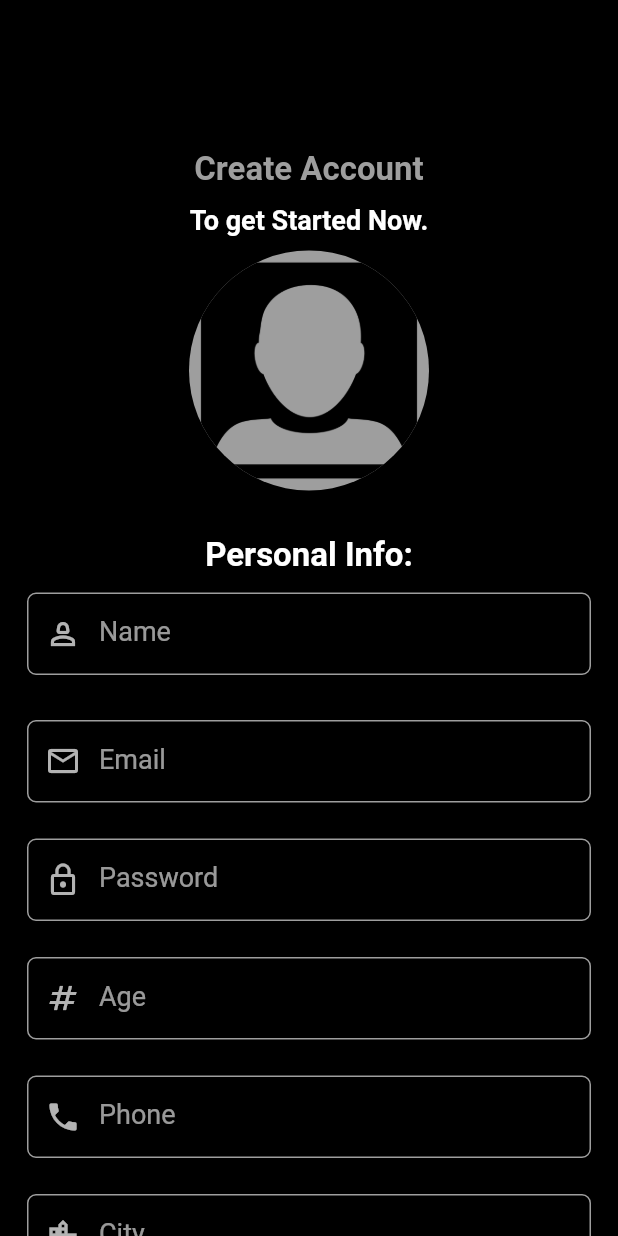
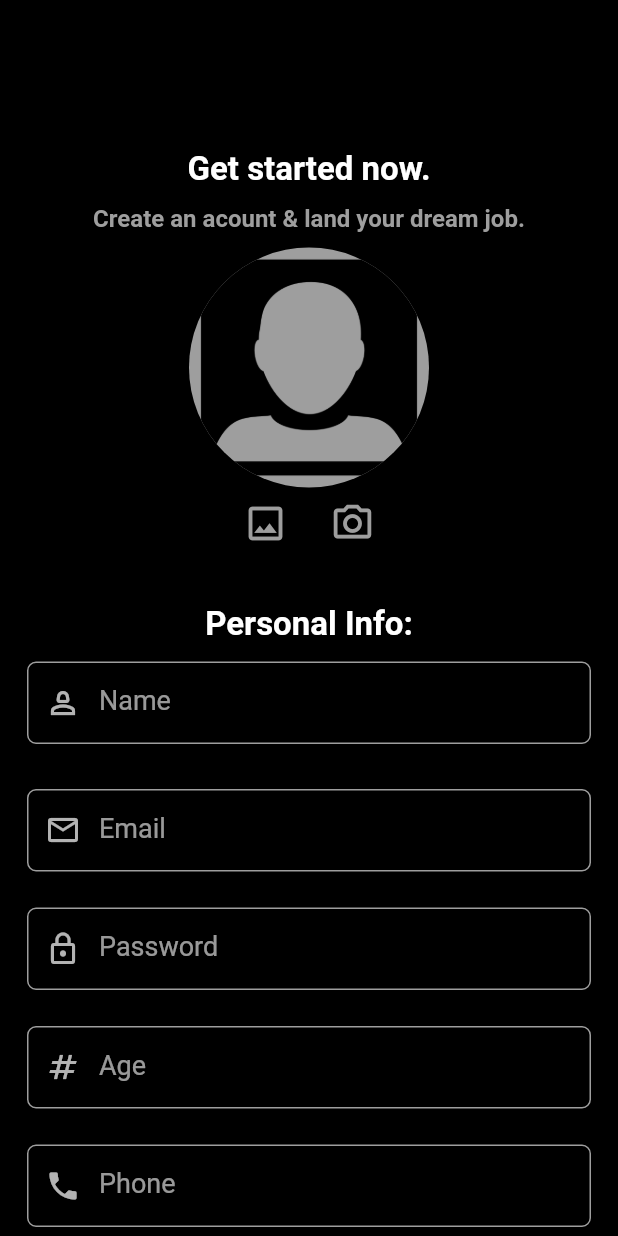
Before and after one commit to aflores2002/flutter_app, a Flutter app: the screen it shows after launch, after a tap on "Register Here", on a phone screen of 412 x 824 dp. Run offline on Flutter 3.47's test engine with Material 2 defaults, Android fonts, the phone set to English and light mode, and no system bars; our stand-ins replace get, image_picker.

Commit message:
End of Friday Update

```diff
--- a/lib/authenticationScreen/login_screen.dart
+++ b/lib/authenticationScreen/login_screen.dart
@@ -168,7 +168,7 @@ class _LoginScreenState extends State<LoginScreen> {
 
               // space
               const SizedBox(
-                height: 16,
+                height: 30,
               ),
             ],
           ),
--- a/lib/authenticationScreen/registration_screen.dart
+++ b/lib/authenticationScreen/registration_screen.dart
@@ -1,4 +1,6 @@
 import 'package:flutter/material.dart';
+import 'package:flutter_app/controllers/authentication_controller.dart';
+import 'package:get/get.dart';
 
 import '../widgets/custom_text_field_widget.dart';
 
@@ -37,6 +39,9 @@ class _RegistrationScreenState extends State<RegistrationScreen> {
   TextEditingController interestsTextEditingController =
       TextEditingController();
 
+  bool showLoadingBar = false;
+  var authenticationController = AuthenticationController.authController;
+
   @override
   Widget build(BuildContext context) {
     return Scaffold(
@@ -50,10 +55,10 @@ class _RegistrationScreenState extends State<RegistrationScreen> {
 
               // Create Account Text
               const Text(
-                "Create Account",
+                "Get started now.",
                 style: TextStyle(
                   fontSize: 22,
-                  color: Colors.grey,
+                  color: Colors.white,
                   fontWeight: FontWeight.bold,
                 ),
               ),
@@ -65,9 +70,10 @@ class _RegistrationScreenState extends State<RegistrationScreen> {
 
               // To get Started Now
               const Text(
-                "To get Started Now.",
+                "Create an acount & land your dream job.",
                 style: TextStyle(
-                  fontSize: 18,
+                  fontSize: 16,
+                  color: Colors.grey,
                   fontWeight: FontWeight.bold,
                 ),
               ),
@@ -78,15 +84,44 @@ class _RegistrationScreenState extends State<RegistrationScreen> {
               ),
 
               // selects image circle avatar
-              GestureDetector(
-                onTap: () {},
-                child: const CircleAvatar(
-                  radius: 80,
-                  backgroundImage: AssetImage(
-                    "images/avatar.png",
+              const CircleAvatar(
+                radius: 80,
+                backgroundImage: AssetImage(
+                  "images/avatar.png",
+                ),
+                backgroundColor: Colors.grey,
+              ),
+
+              Row(
+                mainAxisAlignment: MainAxisAlignment.center,
+                children: [
+                  IconButton(
+                    onPressed: () {
+                      authenticationController.pickImageFileFromGallery();
+                    },
+                    icon: const Icon(
+                      Icons.image_outlined,
+                      color: Colors.grey,
+                      size: 30,
+                    ),
                   ),
-                  backgroundColor: Colors.grey,
-                ),
+
+                  // space
+                  const SizedBox(
+                    width: 10,
+                  ),
+
+                  IconButton(
+                    onPressed: () {
+                      authenticationController.captureImageFromPhoneCamera();
+                    },
+                    icon: const Icon(
+                      Icons.camera_alt_outlined,
+                      color: Colors.grey,
+                      size: 30,
+                    ),
+                  ),
+                ],
               ),
 
               // space
@@ -384,6 +419,84 @@ class _RegistrationScreenState extends State<RegistrationScreen> {
                   isObscure: false,
                 ),
               ),
+
+              const SizedBox(
+                height: 30,
+              ),
+
+              // Create Account Button
+              Container(
+                width: MediaQuery.of(context).size.width - 36,
+                height: 55,
+                decoration: const BoxDecoration(
+                    color: Colors.white,
+                    borderRadius: BorderRadius.all(
+                      Radius.circular(12),
+                    )),
+                child: InkWell(
+                  onTap: () {},
+                  child: const Center(
+                    child: Text(
+                      "Create Account",
+                      style: TextStyle(
+                        fontSize: 20,
+                        color: Colors.black,
+                        fontWeight: FontWeight.bold,
+                      ),
+                    ),
+                  ),
+                ),
+              ),
+
+              // space between login button and register account button
+              const SizedBox(
+                height: 16,
+              ),
+
+              // already have an account? login here text
+              Row(
+                // centers register link
+                mainAxisAlignment: MainAxisAlignment.center,
+                children: [
+                  const Text(
+                    "Already have an account? ",
+                    style: TextStyle(
+                      fontSize: 16,
+                      color: Colors.grey,
+                    ),
+                  ),
+                  InkWell(
+                    onTap: () {
+                      Get.back();
+                    },
+                    child: const Text(
+                      "Login Here",
+                      style: TextStyle(
+                        fontSize: 18,
+                        color: Colors.white,
+                        fontWeight: FontWeight.bold,
+                      ),
+                    ),
+                  )
+                ],
+              ),
+
+              // space
+              const SizedBox(
+                height: 16,
+              ),
+
+              // if showLoadingBar becomes true then display... otherwise if it's empty display an empty container
+              showLoadingBar == true
+                  ? CircularProgressIndicator(
+                      valueColor: AlwaysStoppedAnimation<Color>(Colors.pink),
+                    )
+                  : Container(),
+
+              // space
+              const SizedBox(
+                height: 16,
+              ),
             ],
           ),
         ),
--- /dev/null
+++ b/lib/controllers/authentication_controller.dart
@@ -0,0 +1,32 @@
+import 'dart:io';
+import 'package:get/get.dart';
+import 'package:image_picker/image_picker.dart';
+
+class AuthenticationController extends GetxController {
+  static AuthenticationController authController = Get.find();
+
+  late Rx<File?> pickedFile;
+  File? get profileImage => pickedFile.value;
+
+  pickImageFileFromGallery() async {
+    final imageFile =
+        await ImagePicker().pickImage(source: ImageSource.gallery);
+
+    if (imageFile != null) {
+      Get.snackbar(
+          "Profile Image", "you have successfully picked your profile image.");
+    }
+    pickedFile = Rx<File?>(File(imageFile!.path));
+  }
+
+  // lets user take profile pictures using phone camera
+  captureImageFromPhoneCamera() async {
+    final imageFile = await ImagePicker().pickImage(source: ImageSource.camera);
+
+    if (imageFile != null) {
+      Get.snackbar(
+          "Profile Image", "you have successfully taken your profile image.");
+    }
+    pickedFile = Rx<File?>(File(imageFile!.path));
+  }
+}
--- a/lib/main.dart
+++ b/lib/main.dart
@@ -1,8 +1,14 @@
 import 'package:flutter/material.dart';
 import 'package:flutter_app/authenticationScreen/login_screen.dart';
+import 'package:flutter_app/controllers/authentication_controller.dart';
+import 'package:get/get.dart';
 import 'package:get/route_manager.dart';
 
-void main() {
+void main() async {
+  WidgetsFlutterBinding.ensureInitialized();
+
+  Get.put(AuthenticationController());
+
   runApp(const MyApp());
 }
 
--- a/pubspec.yaml
+++ b/pubspec.yaml
@@ -36,6 +36,7 @@ dependencies:
   # Use with the CupertinoIcons class for iOS style icons.
   cupertino_icons: ^1.0.2
   get:
+  image_picker:
 
 dev_dependencies:
   flutter_test:
```
Also changed, not shown: pubspec.lock, 14 other files.
